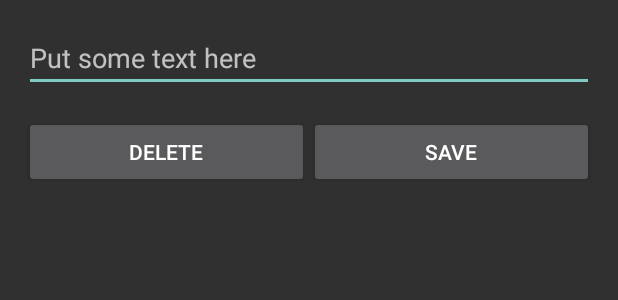
After one commit to nbsmobile/incio, an Android app built with Jetpack Compose: the layout activity_preference_demo.xml on its own in the app's theme, with its tools: preview values and no code run, on a phone screen of 412 x 824 dp. The commit adds this screen. Shown: the top 300 px of the screen. Run offline under Robolectric (Android 15) with nearby library versions, the phone set to English and light mode, and no system bars.

Commit message:
feat(encrypted-sharedpref): add encrypted preference in core KMM

```diff
--- a/androidApp/build.gradle.kts
+++ b/androidApp/build.gradle.kts
@@ -17,6 +17,7 @@ android {
     }
     buildFeatures {
         compose = true
+        viewBinding = true
     }
     composeOptions {
         kotlinCompilerExtensionVersion = "1.3.2"
@@ -66,6 +67,9 @@ dependencies {
 
     //gson
     implementation("com.squareup.retrofit2:converter-gson:2.9.0")
+    implementation("androidx.appcompat:appcompat:1.6.0")
+    implementation("com.google.android.material:material:1.4.0")
+    implementation("androidx.constraintlayout:constraintlayout:2.1.4")
 }
 
 configurations.implementation {
--- a/androidApp/src/main/java/com/nbs/kmm/sample/android/di/FeatureModule.kt
+++ b/androidApp/src/main/java/com/nbs/kmm/sample/android/di/FeatureModule.kt
@@ -1,6 +1,6 @@
 package com.nbs.kmm.sample.android.di
 
-import com.nbs.kmm.sample.android.rocketlaunch.RocketLaunchViewModel
+import com.nbs.kmm.sample.android.sample.rocketlaunch.RocketLaunchViewModel
 import org.koin.androidx.viewmodel.dsl.viewModel
 import org.koin.dsl.module
 
--- a/androidApp/src/main/java/com/nbs/kmm/sample/android/MainActivity.kt
+++ b/androidApp/src/main/java/com/nbs/kmm/sample/android/sample/rocketlaunch/RocketLaunchActivity.kt
@@ -1,4 +1,4 @@
-package com.nbs.kmm.sample.android
+package com.nbs.kmm.sample.android.sample.rocketlaunch
 
 import android.os.Bundle
 import androidx.activity.ComponentActivity
@@ -6,10 +6,10 @@ import androidx.activity.compose.setContent
 import androidx.compose.foundation.layout.fillMaxSize
 import androidx.compose.material.*
 import androidx.compose.ui.Modifier
-import com.nbs.kmm.sample.android.rocketlaunch.RocketLaunchScreen
+import com.nbs.kmm.sample.android.sample.rocketlaunch.RocketLaunchScreen
 import com.nbs.kmm.sample.android.theme.MyApplicationTheme
 
-class MainActivity : ComponentActivity() {
+class RocketLaunchActivity : ComponentActivity() {
     override fun onCreate(savedInstanceState: Bundle?) {
         super.onCreate(savedInstanceState)
         setContent {
--- a/androidApp/src/main/java/com/nbs/kmm/sample/android/rocketlaunch/RocketLaunchScreen.kt
+++ b/androidApp/src/main/java/com/nbs/kmm/sample/android/sample/rocketlaunch/RocketLaunchScreen.kt
@@ -1,4 +1,4 @@
-package com.nbs.kmm.sample.android.rocketlaunch
+package com.nbs.kmm.sample.android.sample.rocketlaunch
 
 import androidx.compose.foundation.clickable
 import androidx.compose.foundation.layout.fillMaxSize
--- a/androidApp/src/main/java/com/nbs/kmm/sample/android/rocketlaunch/RocketLaunchViewModel.kt
+++ b/androidApp/src/main/java/com/nbs/kmm/sample/android/sample/rocketlaunch/RocketLaunchViewModel.kt
@@ -1,4 +1,4 @@
-package com.nbs.kmm.sample.android.rocketlaunch
+package com.nbs.kmm.sample.android.sample.rocketlaunch
 
 import androidx.lifecycle.LiveData
 import androidx.lifecycle.MutableLiveData
--- /dev/null
+++ b/androidApp/src/main/res/layout/activity_preference_demo.xml
@@ -0,0 +1,34 @@
+<?xml version="1.0" encoding="utf-8"?>
+<LinearLayout xmlns:android="http://schemas.android.com/apk/res/android"
+    xmlns:app="http://schemas.android.com/apk/res-auto"
+    xmlns:tools="http://schemas.android.com/tools"
+    android:layout_width="match_parent"
+    android:layout_height="match_parent"
+    android:orientation="vertical"
+    android:padding="16dp"
+    tools:context=".sample.preference.PreferenceDemoActivity">
+    <EditText
+        android:id="@+id/edt_query"
+        android:layout_width="match_parent"
+        android:layout_height="wrap_content"
+        android:hint="Put some text here"
+        android:layout_marginBottom="16dp"/>
+    <LinearLayout
+        android:layout_width="match_parent"
+        android:layout_height="wrap_content"
+        android:orientation="horizontal">
+        <Button
+            android:id="@+id/btn_delete"
+            android:layout_width="match_parent"
+            android:layout_height="wrap_content"
+            android:text="Delete"
+            android:layout_weight="1"/>
+
+        <Button
+            android:id="@+id/btn_save"
+            android:layout_width="match_parent"
+            android:layout_height="wrap_content"
+            android:text="Save"
+            android:layout_weight="1"/>
+    </LinearLayout>
+</LinearLayout>
--- a/shared/build.gradle.kts
+++ b/shared/build.gradle.kts
@@ -99,6 +99,7 @@ kotlin {
                 implementation("com.squareup.okhttp3:logging-interceptor:4.9.3")
                 implementation("io.ktor:ktor-client-okhttp:$ktorVersion")
                 implementation("com.github.chuckerteam.chucker:library:3.5.2")
+                implementation("androidx.security:security-crypto:1.0.0")
             }
         }
         val androidTest by getting {
--- a/shared/src/commonMain/kotlin/com/nbs/kmm/sample/Platform.kt
+++ b/shared/src/commonMain/kotlin/com/nbs/kmm/sample/Platform.kt
@@ -1,5 +1,6 @@
 package com.nbs.kmm.sample
 
+import com.russhwolf.settings.Settings
 import com.squareup.sqldelight.db.SqlDriver
 import io.ktor.client.*
 
@@ -8,6 +9,8 @@ interface Platform {
     fun getHttpClientEngine(): HttpClient
     fun isDebugMode(): Boolean
     fun getDatabaseDriver() : SqlDriver
+
+    fun getEncryptedPreference(preferenceName: String): Settings
 }
 
 expect fun getPlatform(): Platform
--- a/shared/src/commonMain/kotlin/com/nbs/kmm/sample/di/PreferenceModule.kt
+++ b/shared/src/commonMain/kotlin/com/nbs/kmm/sample/di/PreferenceModule.kt
@@ -4,11 +4,11 @@ import com.nbs.kmm.sample.data.preference.PreferenceManager
 import com.nbs.kmm.sample.data.preference.PreferenceManagerImpl
 import com.nbs.kmm.sample.domain.account.AccountManager
 import com.nbs.kmm.sample.domain.account.AccountManagerImpl
-import com.russhwolf.settings.Settings
+import com.nbs.kmm.sample.getPlatform
 import org.koin.dsl.module
 
 val preferenceModule = module {
-    single { Settings() }
+    single { getPlatform().getEncryptedPreference("app-preference") }
     single<PreferenceManager> { PreferenceManagerImpl(get()) }
     single<AccountManager> { AccountManagerImpl(get(), get()) }
 }
```
Also changed, not shown: androidApp/src/main/AndroidManifest.xml (+12 -5 lines), androidApp/src/main/java/com/nbs/kmm/sample/android/sample/preference/PreferenceDemoActivity.kt (added, +44 -0 lines), shared/src/androidMain/kotlin/com/nbs/kmm/sample/Platform.kt (+16 -0 lines), 1 other file.
